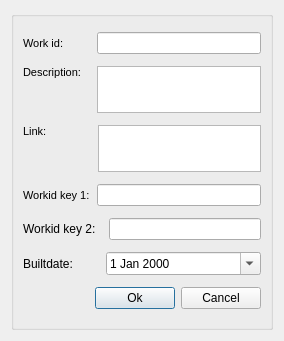
Above: ui/new_workcat.ui from Giswater/giswater_qgis_plugin before the change. Below: the same form after it.
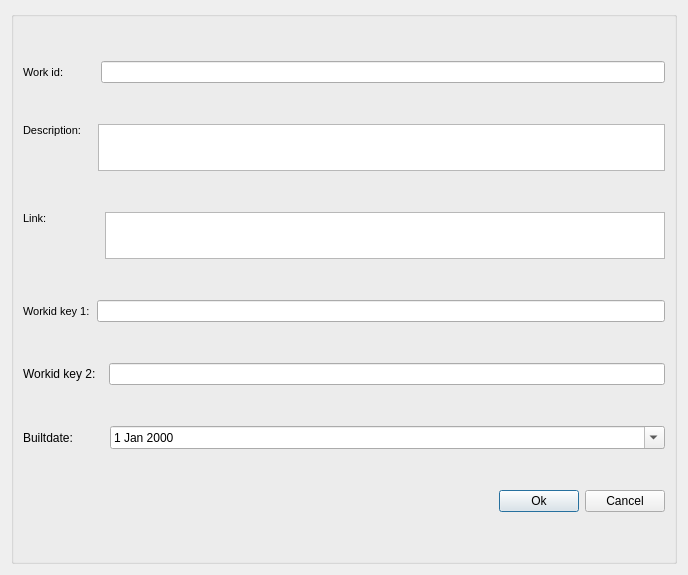
That is the form after the change.

Commit message: modify UI - expending forms

Patch:
```diff
--- a/ui/new_workcat.ui
+++ b/ui/new_workcat.ui
@@ -6,8 +6,8 @@
    <rect>
     <x>0</x>
     <y>0</y>
-    <width>284</width>
-    <height>341</height>
+    <width>688</width>
+    <height>575</height>
    </rect>
   </property>
   <property name="windowTitle">
@@ -64,7 +64,7 @@
           </property>
           <property name="sizeHint" stdset="0">
            <size>
-            <width>27</width>
+            <width>31</width>
             <height>20</height>
            </size>
           </property>
@@ -126,7 +126,7 @@
           </property>
           <property name="sizeHint" stdset="0">
            <size>
-            <width>10</width>
+            <width>11</width>
             <height>20</height>
            </size>
           </property>
@@ -204,7 +204,7 @@
           </property>
           <property name="sizeHint" stdset="0">
            <size>
-            <width>45</width>
+            <width>52</width>
             <height>20</height>
            </size>
           </property>
@@ -340,7 +340,7 @@
           </property>
           <property name="sizeHint" stdset="0">
            <size>
-            <width>27</width>
+            <width>31</width>
             <height>20</height>
            </size>
           </property>
```
The commit also changes 5 other files.
